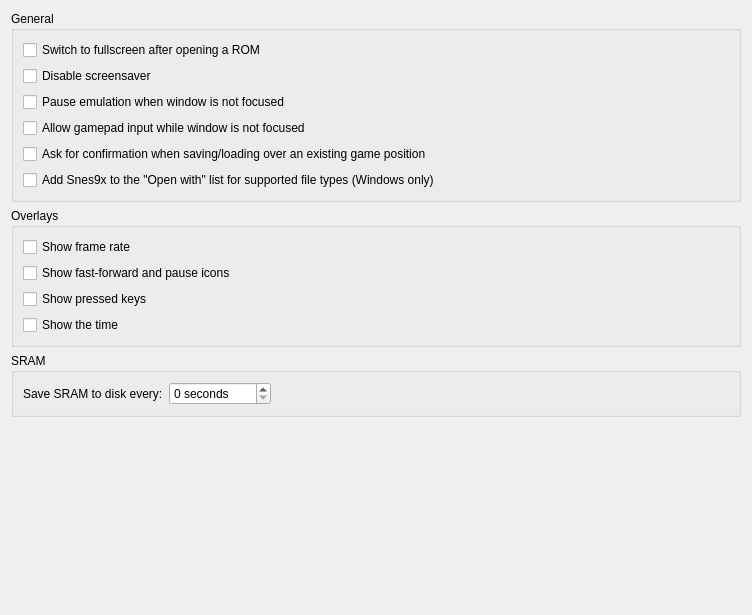
Above: qt/src/GeneralPanel.ui from Deathsoul56/snes9xrd before the change. Below: the same form after it.
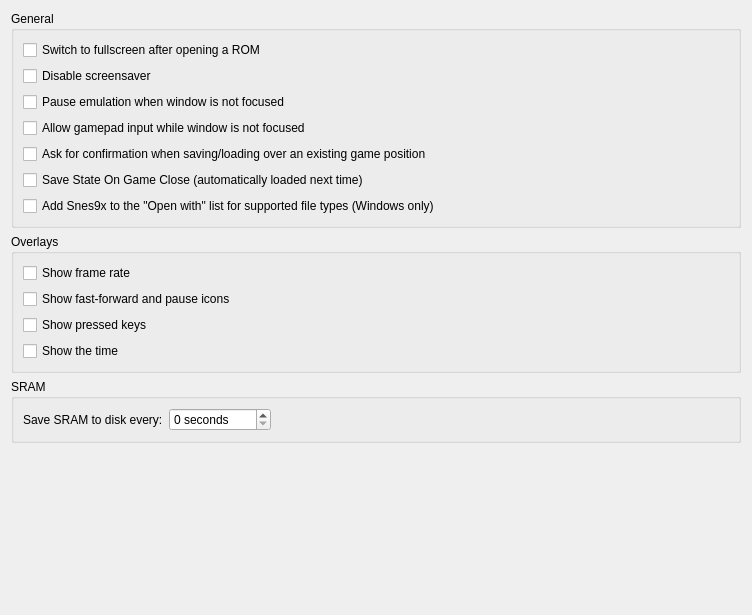
That is the form after the change.

```diff
--- a/qt/src/GeneralPanel.ui
+++ b/qt/src/GeneralPanel.ui
@@ -55,6 +55,13 @@
         </property>
        </widget>
       </item>
+      <item>
+       <widget class="QCheckBox" name="checkBox_save_state_on_close">
+        <property name="text">
+         <string>Save State On Game Close (automatically loaded next time)</string>
+        </property>
+       </widget>
+      </item>
       <item>
        <widget class="QCheckBox" name="checkBox_add_to_registry">
         <property name="text">
```
